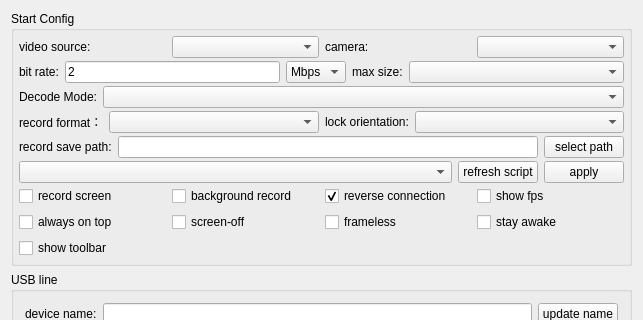
Above: QtScrcpy/ui/dialog.ui from find-xposed-magisk/scrcpy before the change; both pictures show x 650 to 1293 and y 0 to 320 of the 1293 by 502 pixel window. Below: the same form after it.
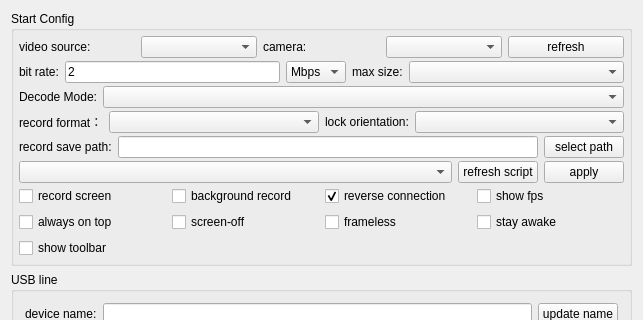
That is the form after the change.

Commit message: feat: camera list

Diff of the .ui file:
```diff
--- a/QtScrcpy/ui/dialog.ui
+++ b/QtScrcpy/ui/dialog.ui
@@ -339,6 +339,13 @@
             <item>
              <widget class="QComboBox" name="cameraFacingBox"/>
             </item>
+            <item>
+             <widget class="QPushButton" name="refreshCameraBtn">
+              <property name="text">
+               <string>refresh</string>
+              </property>
+             </widget>
+            </item>
            </layout>
           </widget>
          </item>
```
The commit also changes 5 other files.
